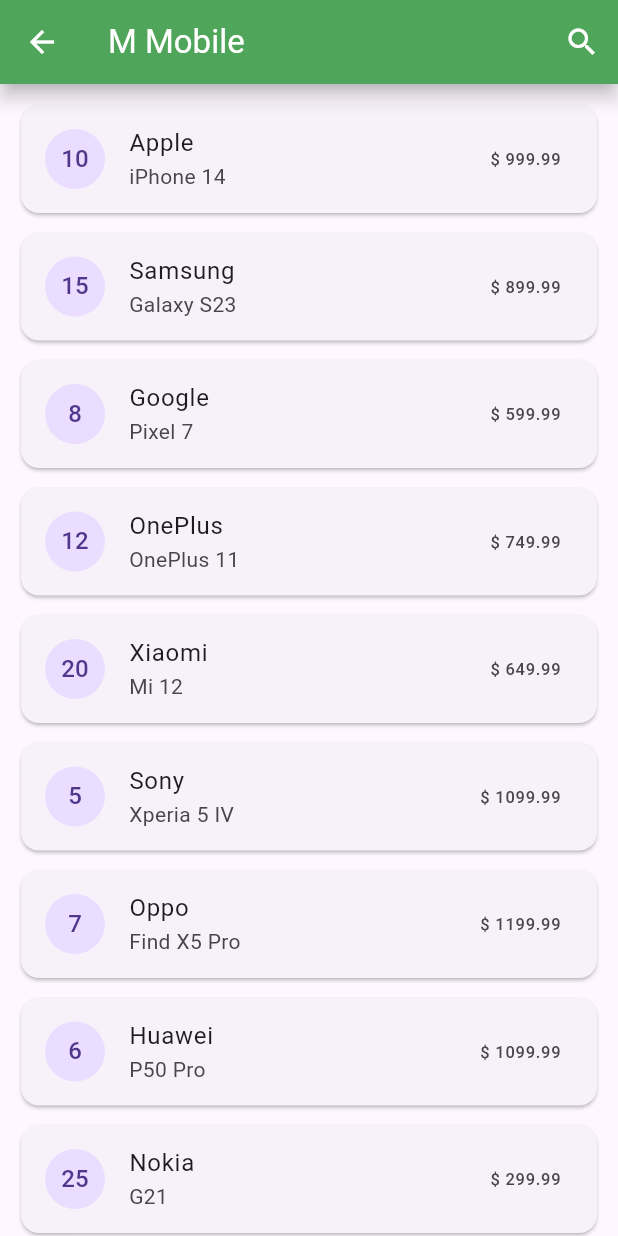
After one commit to MyintMyatKaungPHP/llp_flutter_learning_app, a Flutter app: the SearchbarDemo screen opened directly, on a phone screen of 412 x 824 dp. The commit adds this screen. Run offline on Flutter 3.47's test engine with Material 3 defaults, Android fonts, the phone set to English and light mode, and no system bars; our stand-ins replace backdrop, badges, convex_bottom_bar, flutter_slidable; missing offline and left inert: hidable, widget_with_codeview.

Commit message:
backdrop, convex_bottom_bar, search_box

```diff
--- /dev/null
+++ b/lib/appbars/searchbar_demo.dart
@@ -0,0 +1,47 @@
+import 'package:flutter/material.dart';
+import 'package:llp_flutter_learning_app/model/phone.dart';
+
+Widget buildPhoneCard(Phone p){
+  return Card(
+    child: ListTile(
+      leading: CircleAvatar(
+        child: Text('${p.quantity}'),
+      ),
+      title: Text(p.brand),
+      subtitle: Text(p.model),
+      trailing: Text('\$ ${p.price}'),
+    ),
+  );
+}
+
+class SearchbarDemo extends StatefulWidget {
+  const SearchbarDemo({super.key});
+
+  @override
+  State<SearchbarDemo> createState() => _SearchbarDemoState();
+}
+
+class _SearchbarDemoState extends State<SearchbarDemo> {
+  @override
+  Widget build(BuildContext context) {
+    List<Phone> phones = phoneData();
+
+    return Scaffold(
+      appBar: AppBar(
+        title: Text('M Mobile'),
+        actions: [
+          IconButton(
+              onPressed: (){},
+              icon: Icon(Icons.search)
+          )
+        ],
+      ),
+      body: ListView.separated(
+        padding: EdgeInsets.all(10),
+          itemBuilder: (context,index) => buildPhoneCard(phones[index]),
+          separatorBuilder: (context,index) => SizedBox(height: 5,),
+          itemCount: phones.length,
+      ),
+    );
+  }
+}
--- /dev/null
+++ b/lib/model/phone.dart
@@ -0,0 +1,143 @@
+class Phone {
+  final String brand;
+  final String model;
+  final double price;
+  final int quantity;
+
+  Phone({
+    required this.brand,
+    required this.model,
+    required this.price,
+    required this.quantity,
+  });
+
+  @override
+  String toString() {
+    return 'Phone(brand: $brand, model: $model, price: $price, quantity: $quantity)';
+  }
+}
+
+List<Phone> phoneData(){
+  return [
+    Phone(
+      brand: 'Apple',
+      model: 'iPhone 14',
+      price: 999.99,
+      quantity: 10,
+    ),
+    Phone(
+      brand: 'Samsung',
+      model: 'Galaxy S23',
+      price: 899.99,
+      quantity: 15,
+    ),
+    Phone(
+      brand: 'Google',
+      model: 'Pixel 7',
+      price: 599.99,
+      quantity: 8,
+    ),
+    Phone(
+      brand: 'OnePlus',
+      model: 'OnePlus 11',
+      price: 749.99,
+      quantity: 12,
+    ),
+    Phone(
+      brand: 'Xiaomi',
+      model: 'Mi 12',
+      price: 649.99,
+      quantity: 20,
+    ),
+    Phone(
+      brand: 'Sony',
+      model: 'Xperia 5 IV',
+      price: 1099.99,
+      quantity: 5,
+    ),
+    Phone(
+      brand: 'Oppo',
+      model: 'Find X5 Pro',
+      price: 1199.99,
+      quantity: 7,
+    ),
+    Phone(
+      brand: 'Huawei',
+      model: 'P50 Pro',
+      price: 1099.99,
+      quantity: 6,
+    ),
+    Phone(
+      brand: 'Nokia',
+      model: 'G21',
+      price: 299.99,
+      quantity: 25,
+    ),
+    Phone(
+      brand: 'Motorola',
+      model: 'Moto G Stylus 2022',
+      price: 349.99,
+      quantity: 18,
+    ),
+    Phone(
+      brand: 'Asus',
+      model: 'ROG Phone 6',
+      price: 999.99,
+      quantity: 9,
+    ),
+    Phone(
+      brand: 'Realme',
+      model: 'GT 2 Pro',
+      price: 699.99,
+      quantity: 13,
+    ),
+    Phone(
+      brand: 'Vivo',
+      model: 'X80 Pro',
+      price: 849.99,
+      quantity: 11,
+    ),
+    Phone(
+      brand: 'ZTE',
+      model: 'Axon 40 Ultra',
+      price: 799.99,
+      quantity: 14,
+    ),
+    Phone(
+      brand: 'TCL',
+      model: '10 Pro',
+      price: 499.99,
+      quantity: 22,
+    ),
+    Phone(
+      brand: 'Alcatel',
+      model: '1S 2021',
+      price: 229.99,
+      quantity: 30,
+    ),
+    Phone(
+      brand: 'LG',
+      model: 'V60 ThinQ',
+      price: 899.99,
+      quantity: 8,
+    ),
+    Phone(
+      brand: 'Infinix',
+      model: 'Zero 5G',
+      price: 399.99,
+      quantity: 17,
+    ),
+    Phone(
+      brand: 'Honor',
+      model: 'V40 Lite',
+      price: 549.99,
+      quantity: 10,
+    ),
+    Phone(
+      brand: 'Microsoft',
+      model: 'Surface Duo 2',
+      price: 1499.99,
+      quantity: 4,
+    ),
+  ];
+}
--- a/pubspec.yaml
+++ b/pubspec.yaml
@@ -14,6 +14,9 @@
   cupertino_icons: ^1.0.6
   badges: ^3.1.2
   flutter_slidable: ^3.1.1
+  backdrop: ^0.9.1
+  convex_bottom_bar: ^3.2.0
+  hidable: ^1.0.6
 
 dev_dependencies:
   flutter_test:
```
Also changed, not shown: lib/appbars/backdrop_demo.dart (added, +23 -0 lines), lib/appbars/convex_bottom_bar_demo.dart (added, +43 -0 lines), lib/appbars/hidable_bottom_appbar_demo.dart (added, +50 -0 lines), lib/homescreen.dart (+8 -4 lines), pubspec.lock.
